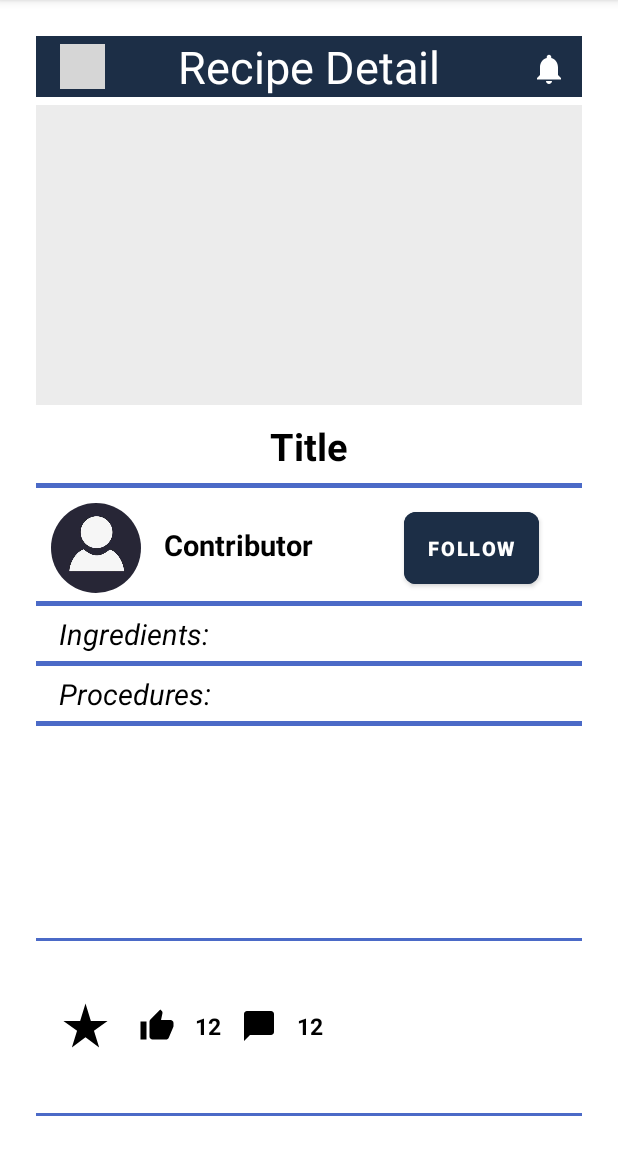
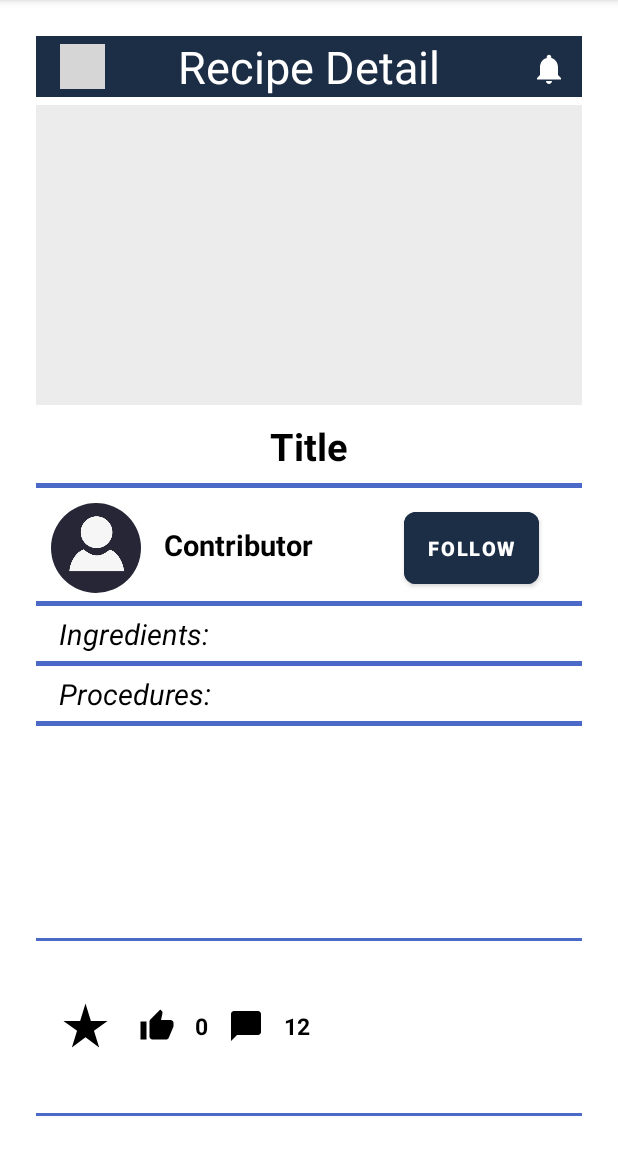
Before and after one commit to Michael0215/capstone-project-9900-w18q-commercialize, an Android app: the RecipeDetailActivity screen opened directly, with no data from a screen before it, on a phone screen of 412 x 824 dp, the part 84-1236 px from its top. Run offline under Robolectric (Android 15) with nearby library versions, the phone set to English and light mode, and no system bars; our stand-ins replace Firebase (no records; nobody signed in at launch, a user with empty details on screens opened directly); libraries missing offline, so code that uses them is left out: com.makeramen.roundedimageview; plain views replace RoundedImageView; grey boxes are pictures that could not be loaded.

Commit message:
Update activity_recipe_detail.xml

```diff
--- a/app/src/main/res/layout/activity_recipe_detail.xml
+++ b/app/src/main/res/layout/activity_recipe_detail.xml
@@ -209,7 +209,7 @@
         android:layout_width="wrap_content"
         android:layout_height="wrap_content"
         android:layout_marginStart="5dp"
-        android:text="12"
+        android:text="0"
         android:textColor="@color/black"
         android:textSize="15sp"
         android:textStyle="bold"
```
